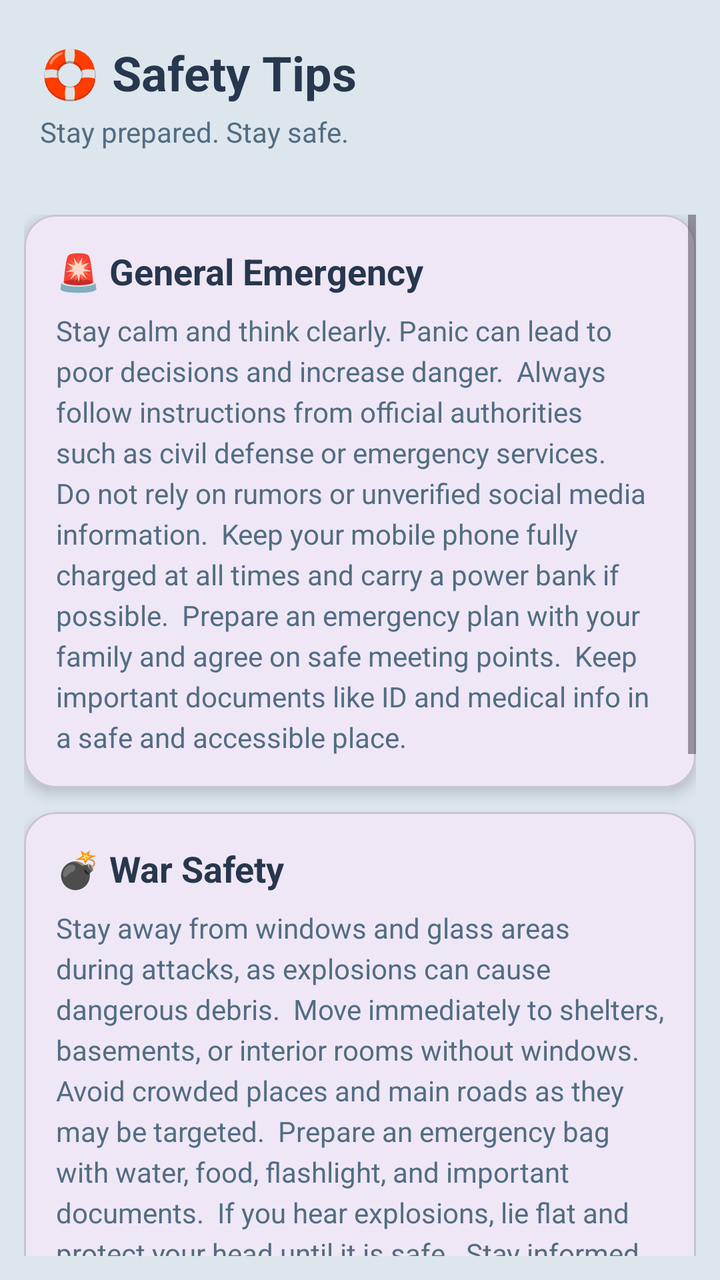
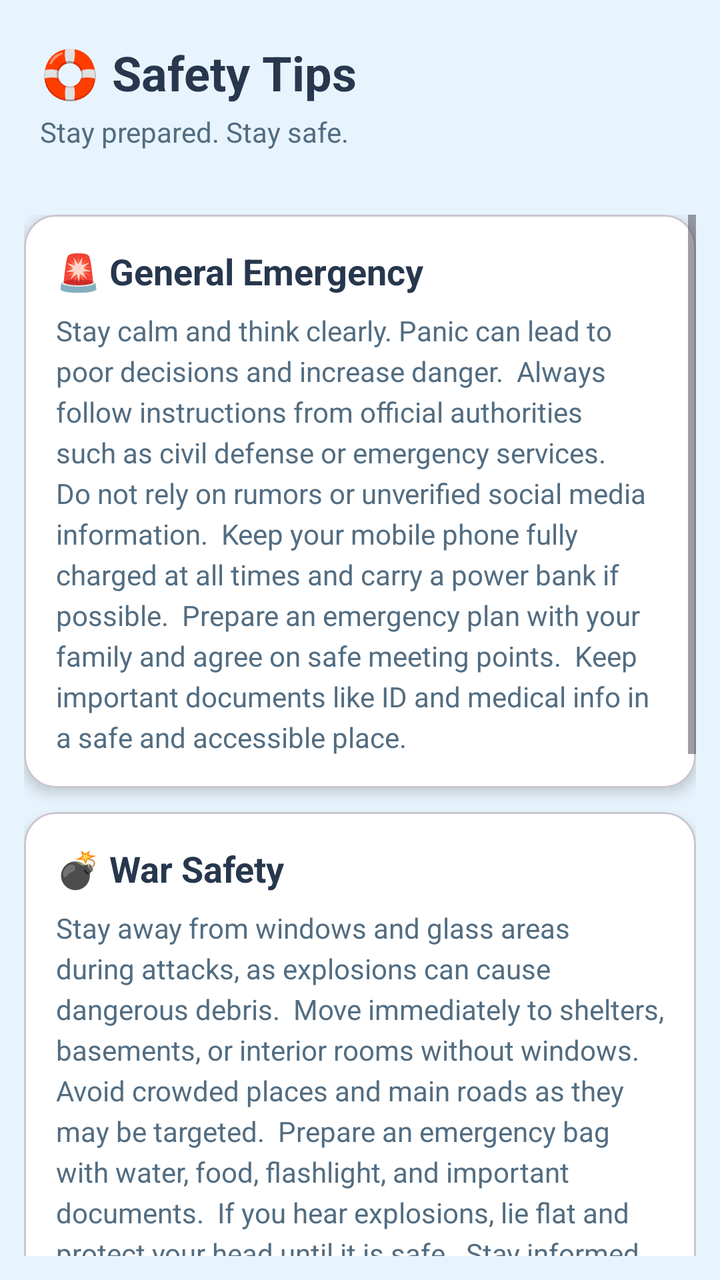

The first picture is an Android layout as it rendered before a commit; the second is the same layout after the commit. The layout source and the unified diff follow.
<!-- AndroidManifest.xml: application theme Theme.Crises -->
<!-- res/layout/activity_tips.xml -->
<?xml version="1.0" encoding="utf-8"?>
<RelativeLayout xmlns:android="http://schemas.android.com/apk/res/android"
    xmlns:app="http://schemas.android.com/apk/res-auto"
    android:id="@+id/main"
    android:layout_width="match_parent"
    android:layout_height="match_parent"
    android:background="#DDE6ED">

    
    <LinearLayout
        android:id="@+id/header"
        android:layout_width="match_parent"
        android:layout_height="wrap_content"
        android:orientation="vertical"
        android:padding="20dp">

        <TextView
            android:layout_width="wrap_content"
            android:layout_height="wrap_content"
            android:text="🛟 Safety Tips"
            android:textSize="24sp"
            android:textStyle="bold"
            android:textColor="#27374D"/>

        <TextView
            android:layout_width="wrap_content"
            android:layout_height="wrap_content"
            android:text="Stay prepared. Stay safe."
            android:textSize="14sp"
            android:textColor="#526D82"
            android:layout_marginTop="4dp"/>
    </LinearLayout>

    
    <ScrollView
        android:layout_below="@id/header"
        android:layout_above="@id/bottomNavigation"
        android:layout_width="match_parent"
        android:layout_height="match_parent"
        android:padding="12dp">

        <LinearLayout
            android:orientation="vertical"
            android:layout_width="match_parent"
            android:layout_height="wrap_content">

            
            <com.google.android.material.card.MaterialCardView
                android:layout_width="match_parent"
                android:layout_height="wrap_content"
                android:layout_marginBottom="12dp"
                app:cardCornerRadius="16dp"
                app:cardElevation="4dp">

                <LinearLayout
                    android:padding="16dp"
                    android:orientation="vertical"
                    android:layout_width="match_parent"
                    android:layout_height="wrap_content">

                    <TextView
                        android:layout_width="wrap_content"
                        android:layout_height="wrap_content"
                        android:text="🚨 General Emergency"
                        android:textStyle="bold"
                        android:textSize="18sp"
                        android:textColor="#27374D"/>

                    <TextView
                        android:layout_width="wrap_content"
                        android:layout_height="wrap_content"
                        android:layout_marginTop="8dp"
                        android:textColor="#526D82"
                        android:textSize="14sp"
                        android:lineSpacingExtra="4dp"
                        android:text="Stay calm and think clearly. Panic can lead to poor decisions and increase danger.

Always follow instructions from official authorities such as civil defense or emergency services. Do not rely on rumors or unverified social media information.

Keep your mobile phone fully charged at all times and carry a power bank if possible.

Prepare an emergency plan with your family and agree on safe meeting points.

Keep important documents like ID and medical info in a safe and accessible place."/>
                </LinearLayout>
            </com.google.android.material.card.MaterialCardView>

            
            <com.google.android.material.card.MaterialCardView
                android:layout_width="match_parent"
                android:layout_height="wrap_content"
                android:layout_marginBottom="12dp"
                app:cardCornerRadius="16dp"
                app:cardElevation="4dp">

                <LinearLayout
                    android:padding="16dp"
                    android:orientation="vertical"
                    android:layout_width="match_parent"
                    android:layout_height="wrap_content">

                    <TextView
                        android:layout_width="wrap_content"
                        android:layout_height="wrap_content"
                        android:text="💣 War Safety"
                        android:textStyle="bold"
                        android:textSize="18sp"
                        android:textColor="#27374D"/>

                    <TextView
                        android:layout_width="wrap_content"
                        android:layout_height="wrap_content"
                        android:layout_marginTop="8dp"
                        android:textColor="#526D82"
                        android:textSize="14sp"
                        android:lineSpacingExtra="4dp"
                        android:text="Stay away from windows and glass areas during attacks, as explosions can cause dangerous debris.

Move immediately to shelters, basements, or interior rooms without windows.

Avoid crowded places and main roads as they may be targeted.

Prepare an emergency bag with water, food, flashlight, and important documents.

If you hear explosions, lie flat and protect your head until it is safe.

Stay informed using trusted news and official updates."/>
                </LinearLayout>
            </com.google.android.material.card.MaterialCardView>

            
            <com.google.android.material.card.MaterialCardView
                android:layout_width="match_parent"
                android:layout_height="wrap_content"
                android:layout_marginBottom="12dp"
                app:cardCornerRadius="16dp"
                app:cardElevation="4dp">

                <LinearLayout
                    android:padding="16dp"
                    android:orientation="vertical"
                    android:layout_width="match_parent"
                    android:layout_height="wrap_content">

                    <TextView
                        android:layout_width="wrap_content"
                        android:layout_height="wrap_content"
                        android:text="🌍 Natural Disasters"
                        android:textStyle="bold"
                        android:textSize="18sp"
                        android:textColor="#27374D"/>

                    <TextView
                        android:layout_width="wrap_content"
                        android:layout_height="wrap_content"
                        android:layout_marginTop="8dp"
                        android:textColor="#526D82"
                        android:textSize="14sp"
                        android:lineSpacingExtra="4dp"
                        android:text="For earthquakes: Drop, cover, and hold under a strong table away from windows.

For floods: Move to higher ground immediately and avoid walking through water.

For fires: Exit quickly using stairs, and stay low to avoid smoke.

For storms: Stay indoors and away from windows.

Always understand the risks in your area and prepare ahead."/>
                </LinearLayout>
            </com.google.android.material.card.MaterialCardView>

            
            <com.google.android.material.card.MaterialCardView
                android:layout_width="match_parent"
                android:layout_height="wrap_content"
                android:layout_marginBottom="20dp"
                app:cardCornerRadius="16dp"
                app:cardElevation="4dp">

                <LinearLayout
                    android:padding="16dp"
                    android:orientation="vertical"
                    android:layout_width="match_parent"
                    android:layout_height="wrap_content">

                    <TextView
                        android:layout_width="wrap_content"
                        android:layout_height="wrap_content"
                        android:text="🧰 Survival Kit"
                        android:textStyle="bold"
                        android:textSize="18sp"
                        android:textColor="#27374D"/>

                    <TextView
                        android:layout_width="wrap_content"
                        android:layout_height="wrap_content"
                        android:layout_marginTop="8dp"
                        android:textColor="#526D82"
                        android:textSize="14sp"
                        android:lineSpacingExtra="4dp"
                        android:text="Prepare a kit that lasts at least 72 hours.

Include drinking water, non-perishable food, flashlight, batteries, and a first aid kit.

Keep important documents and some cash available.

Add a phone charger, radio, and necessary medications.

Adjust your kit based on weather and personal needs."/>
                </LinearLayout>
            </com.google.android.material.card.MaterialCardView>

        </LinearLayout>
    </ScrollView>



</RelativeLayout>
<!-- resources referenced by this layout -->
<resources>
  <style name="Theme.Crises" parent="Base.Theme.Crises" />
  <style name="Base.Theme.Crises" parent="Theme.Material3.DayNight.NoActionBar">
  
      </style>
</resources>

<!-- the commit's change to res/layout/activity_tips.xml (unified diff, before → after) -->
@@ -4,7 +4,7 @@
     android:id="@+id/main"
     android:layout_width="match_parent"
     android:layout_height="match_parent"
-    android:background="#DDE6ED">
+    android:background="#E8F4FD">
 
     
     <LinearLayout
@@ -34,7 +34,6 @@
     
     <ScrollView
         android:layout_below="@id/header"
-        android:layout_above="@id/bottomNavigation"
         android:layout_width="match_parent"
         android:layout_height="match_parent"
         android:padding="12dp">
@@ -50,7 +49,8 @@
                 android:layout_height="wrap_content"
                 android:layout_marginBottom="12dp"
                 app:cardCornerRadius="16dp"
-                app:cardElevation="4dp">
+                app:cardElevation="4dp"
+                app:cardBackgroundColor="#FFFFFF">
 
                 <LinearLayout
                     android:padding="16dp"
@@ -91,7 +91,8 @@ Keep important documents like ID and medical info in a safe and accessible place
                 android:layout_height="wrap_content"
                 android:layout_marginBottom="12dp"
                 app:cardCornerRadius="16dp"
-                app:cardElevation="4dp">
+                app:cardElevation="4dp"
+                app:cardBackgroundColor="#FFFFFF">
 
                 <LinearLayout
                     android:padding="16dp"
@@ -134,7 +135,8 @@ Stay informed using trusted news and official updates."/>
                 android:layout_height="wrap_content"
                 android:layout_marginBottom="12dp"
                 app:cardCornerRadius="16dp"
-                app:cardElevation="4dp">
+                app:cardElevation="4dp"
+                app:cardBackgroundColor="#FFFFFF">
 
                 <LinearLayout
                     android:padding="16dp"
@@ -175,7 +177,8 @@ Always understand the risks in your area and prepare ahead."/>
                 android:layout_height="wrap_content"
                 android:layout_marginBottom="20dp"
                 app:cardCornerRadius="16dp"
-                app:cardElevation="4dp">
+                app:cardElevation="4dp"
+                app:cardBackgroundColor="#FFFFFF">
 
                 <LinearLayout
                     android:padding="16dp"
@@ -213,6 +216,4 @@ Adjust your kit based on weather and personal needs."/>
         </LinearLayout>
     </ScrollView>
 
-
-
 </RelativeLayout>
